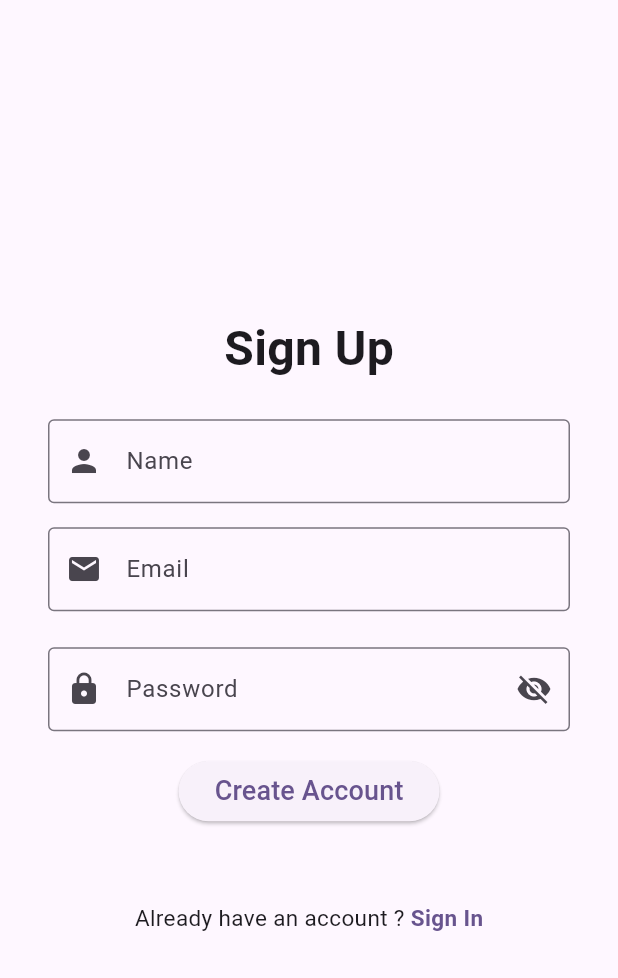
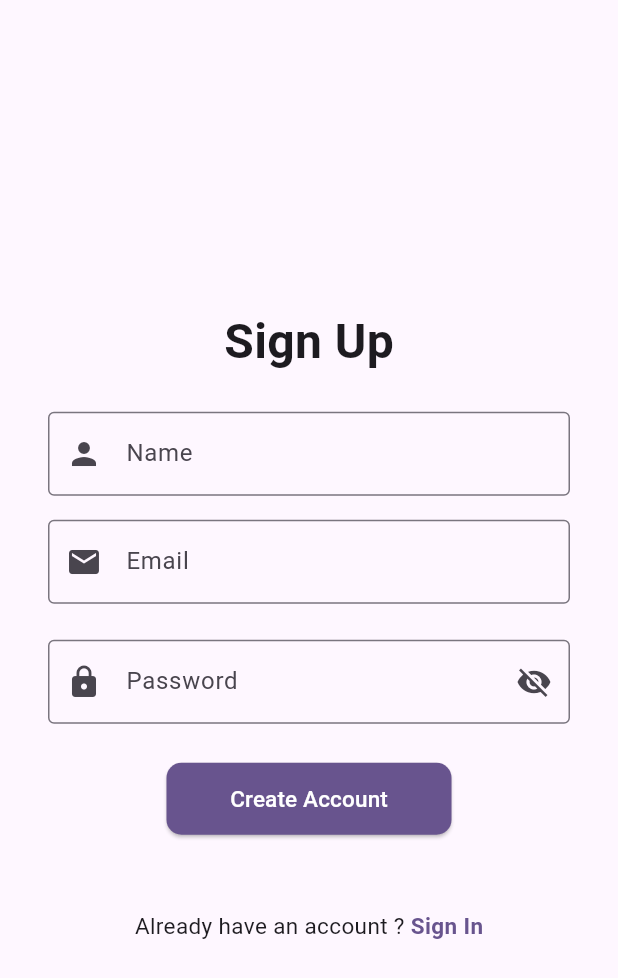
Before and after one commit to exfarnanda1945/attendance-prototype, a Flutter app: the SignInPage screen opened by its route, after a tap on "Login", after a tap on "Sign Up", on a phone screen of 412 x 824 dp. Shown: the top 978 px of the screen. Run offline on Flutter 3.47's test engine with Material 3 defaults, Android fonts, the phone set to English and light mode, and no system bars; our stand-ins replace dotted_border, email_validator, fluttertoast, geolocator, go_router, google_maps_flutter and 4 more; missing offline and left inert: bottom_picker, network_info_plus; accounts and stored records are empty.

Commit message:
fix: implement primary button

```diff
--- a/lib/pages/auth/sign_in.page.dart
+++ b/lib/pages/auth/sign_in.page.dart
@@ -1,6 +1,7 @@
 import 'package:attendance_prototype/models/user/user_model.dart';
 import 'package:attendance_prototype/models/user_login/user_login_model.dart';
 import 'package:attendance_prototype/utils/boxes.dart';
+import 'package:attendance_prototype/widgets/buttons/primary-button.dart';
 import 'package:attendance_prototype/widgets/forms/sign_in_form.dart';
 import 'package:flutter/material.dart';
 import 'package:fluttertoast/fluttertoast.dart';
@@ -54,12 +55,13 @@ class _SignInPageState extends State<SignInPage> {
                 },
               ),
             ),
-            ElevatedButton(
+            const SizedBox(
+              height: 10,
+            ),
+            PrimaryButton(
+              title: "Login",
               onPressed: login,
-              child: const Text(
-                'Login',
-                style: TextStyle(fontSize: 18),
-              ),
+              width: 190,
             ),
             const SizedBox(
               height: 50,
@@ -78,7 +80,7 @@ class _SignInPageState extends State<SignInPage> {
                     style: TextStyle(
                         fontWeight: FontWeight.w600,
                         fontSize: 15,
-                        color: Theme.of(context).primaryColor),
+                        color: Theme.of(context).colorScheme.primary),
                   ),
                 )
               ],
--- a/lib/pages/auth/sign_up.page.dart
+++ b/lib/pages/auth/sign_up.page.dart
@@ -1,5 +1,6 @@
 import 'package:attendance_prototype/models/user/user_model.dart';
 import 'package:attendance_prototype/utils/boxes.dart';
+import 'package:attendance_prototype/widgets/buttons/primary-button.dart';
 import 'package:attendance_prototype/widgets/forms/sign_up_form.dart';
 import 'package:flutter/material.dart';
 import 'package:fluttertoast/fluttertoast.dart';
@@ -62,12 +63,13 @@ class _SignUpPageState extends State<SignUpPage> {
                     });
                   }),
             ),
-            ElevatedButton(
+            const SizedBox(
+              height: 10,
+            ),
+            PrimaryButton(
               onPressed: registerUser,
-              child: const Text(
-                'Create Account',
-                style: TextStyle(fontSize: 18),
-              ),
+              title: "Create Account",
+              width: 190,
             ),
             const SizedBox(
               height: 50,
@@ -86,7 +88,7 @@ class _SignUpPageState extends State<SignUpPage> {
                     style: TextStyle(
                         fontWeight: FontWeight.w600,
                         fontSize: 15,
-                        color: Theme.of(context).primaryColor),
+                        color: Theme.of(context).colorScheme.primary),
                   ),
                 )
               ],
```
Also changed, not shown: lib/pages/attendance/attendance.page.dart (+13 -14 lines), lib/pages/main/home.page.dart (+9 -6 lines).
